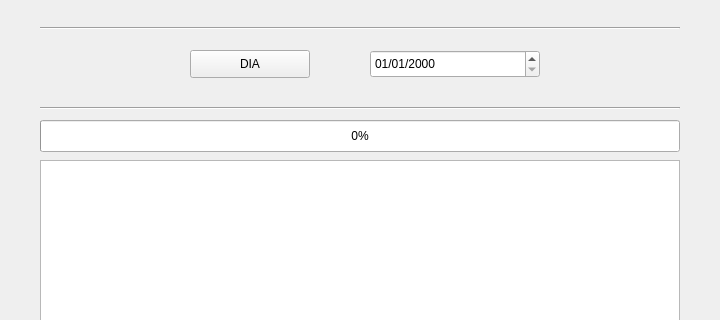
Before: the Qt Designer form src/ui/automatico.ui in RedSismicaAustro/rsa_sismologia, drawn with Qt 5; both pictures show x 0 to 720 and y 0 to 320 of the 720 by 680 pixel window.
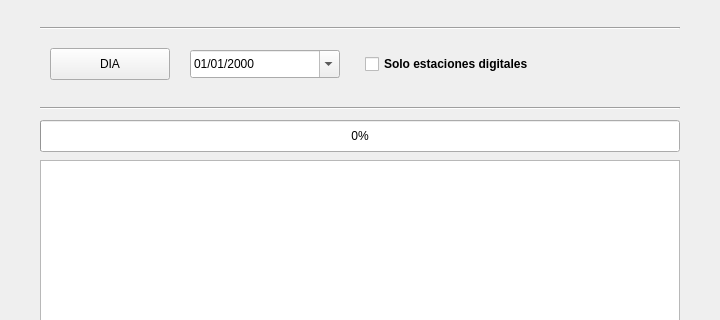
After: the same form once the commit is applied.

The edit to the form file:
```diff
--- a/src/ui/automatico.ui
+++ b/src/ui/automatico.ui
@@ -46,12 +46,31 @@
      <enum>Qt::Horizontal</enum>
     </property>
    </widget>
+   <widget class="QPushButton" name="btn_abrir">
+    <property name="geometry">
+     <rect>
+      <x>50</x>
+      <y>48</y>
+      <width>120</width>
+      <height>32</height>
+     </rect>
+    </property>
+    <property name="cursor">
+     <cursorShape>PointingHandCursor</cursorShape>
+    </property>
+    <property name="toolTip">
+     <string>Iniciar proceso de consolidación diaria</string>
+    </property>
+    <property name="text">
+     <string>DIA</string>
+    </property>
+   </widget>
    <widget class="QDateEdit" name="dateEdit">
     <property name="geometry">
      <rect>
-      <x>370</x>
+      <x>190</x>
       <y>50</y>
-      <width>170</width>
+      <width>150</width>
       <height>28</height>
      </rect>
     </property>
@@ -62,20 +81,33 @@
      <string>dd/MM/yyyy</string>
     </property>
     <property name="calendarPopup">
-     <bool>false</bool>
+     <bool>true</bool>
     </property>
    </widget>
-   <widget class="QPushButton" name="btn_abrir">
+   <widget class="QCheckBox" name="chk_solo_digitales">
     <property name="geometry">
      <rect>
-      <x>190</x>
+      <x>365</x>
       <y>50</y>
-      <width>120</width>
+      <width>315</width>
       <height>28</height>
      </rect>
     </property>
+    <property name="font">
+     <font>
+      <pointsize>9</pointsize>
+      <weight>75</weight>
+      <bold>true</bold>
+     </font>
+    </property>
+    <property name="cursor">
+     <cursorShape>PointingHandCursor</cursorShape>
+    </property>
+    <property name="toolTip">
+     <string>Omitir telemetría analógica (R:) y consolidar únicamente registros de acelerógrafos digitales desde Datos Estaciones</string>
+    </property>
     <property name="text">
-     <string>DIA</string>
+     <string>Solo estaciones digitales</string>
     </property>
    </widget>
    <widget class="QPushButton" name="Btn_Salir">
```
